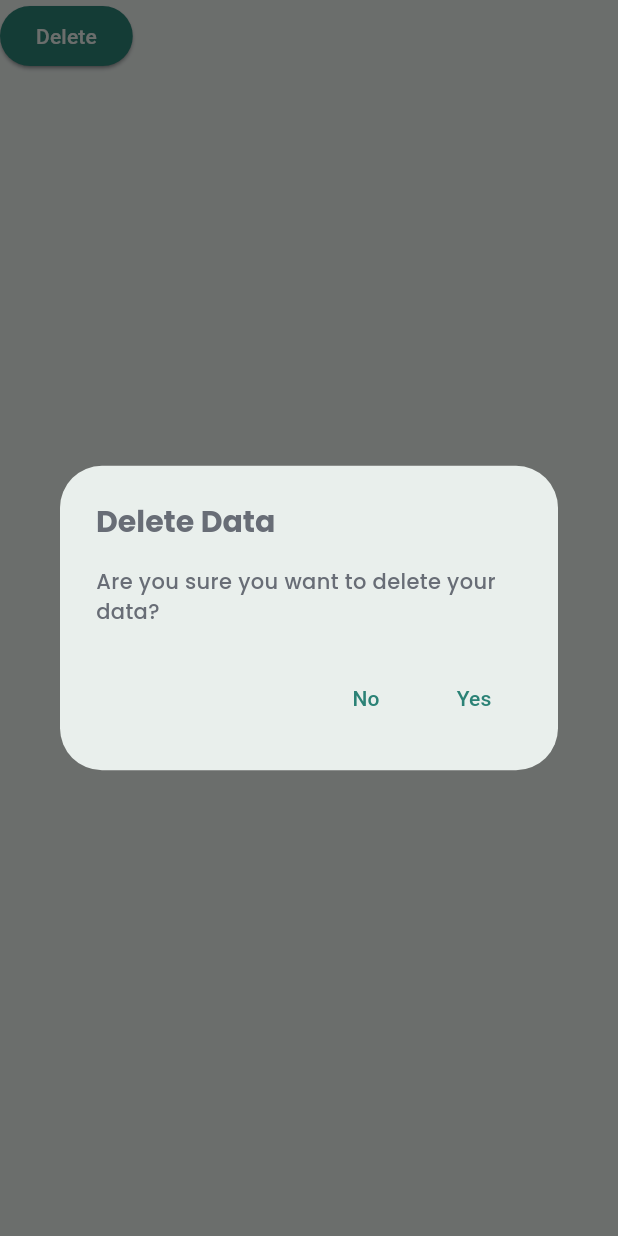
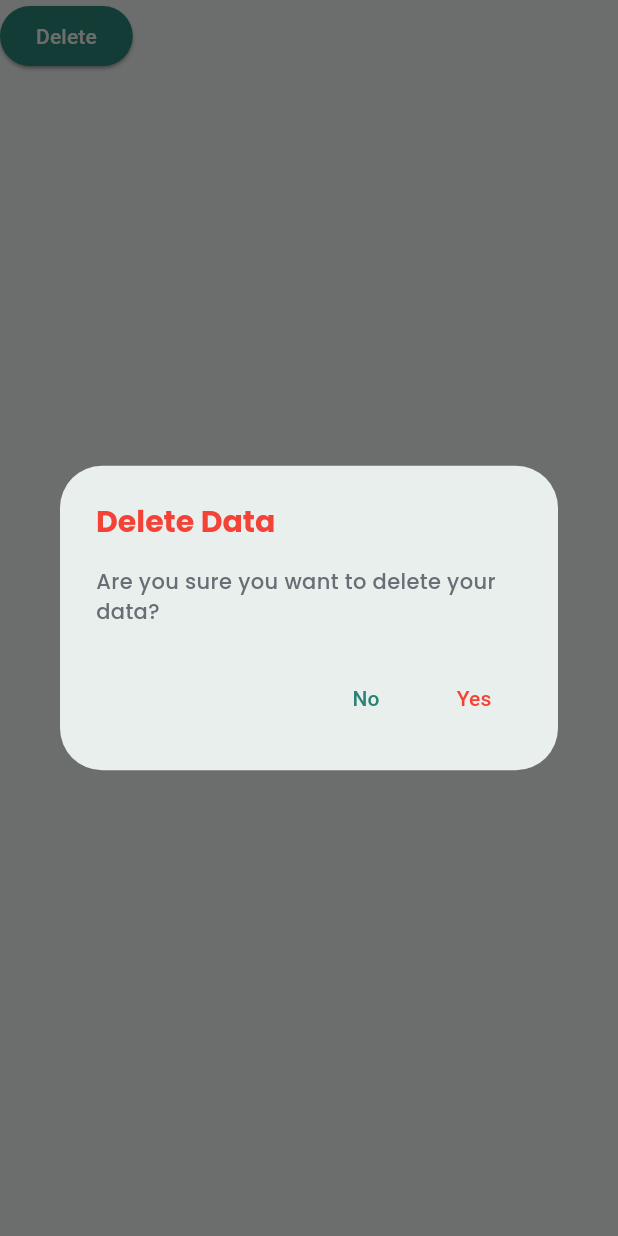
Before and after one commit to Mahbub-Hasan-Talukder/dokan-diary, a Flutter app: the DeleteWidget widget shown alone on an empty page, opened directly, after a tap on "Delete", on a phone screen of 412 x 824 dp. Run offline on Flutter 3.47's test engine with Material 3 defaults, Android fonts, the phone set to English and light mode, and no system bars; our stand-ins replace bloc, cloud_firestore, dartz, equatable, file_picker, firebase_core and 5 more; accounts and stored records are empty; generated files the repository leaves out were written again.

Commit message:
Enhance: work on some feedback

```diff
--- a/lib/features/backup/presentation/widgets/delete_data.dart
+++ b/lib/features/backup/presentation/widgets/delete_data.dart
@@ -24,7 +24,10 @@ class _DeleteWidgetState extends State<DeleteWidget> {
           context: context,
           builder: (context) {
             return AlertDialog(
-              title: const Text('Delete Data'),
+              title: const Text(
+                'Delete Data',
+                style: TextStyle(color: Colors.red),
+              ),
               content: const Text('Are you sure you want to delete your data?'),
               actions: [
                 TextButton(
@@ -39,7 +42,10 @@ class _DeleteWidgetState extends State<DeleteWidget> {
                     _itemCubit.fetchItems();
                     Navigator.of(context).pop();
                   },
-                  child: const Text('Yes'),
+                  child: const Text(
+                    'Yes',
+                    style: TextStyle(color: Colors.red),
+                  ),
                 ),
               ],
             );
--- a/lib/features/records/presentation/widgets/day_wise_records_view.dart
+++ b/lib/features/records/presentation/widgets/day_wise_records_view.dart
@@ -59,10 +59,14 @@ class _DayWiseRecordsViewState extends State<DayWiseRecordsView> {
       child: ListView.builder(
         itemCount: records.length,
         itemBuilder: (context, index) {
+          if (records[index].date == '' || records[index].date == null) {
+            return const SizedBox.shrink();
+          }
+          String date = records[index].date!;
           double totalSell = records[index].totalSell ?? 0;
           double totalPurchase = records[index].purchaseCost ?? 0;
-          String date = records[index].date ?? DateTime.now().toIso8601String();
           double percentage = records[index].percentage ?? 0;
+
           return ListTile(
             title: Text(
               DateTimeFormat.getPrettyDate(
--- a/lib/features/sell/data/data_source/sell_data_source_imp.dart
+++ b/lib/features/sell/data/data_source/sell_data_source_imp.dart
@@ -17,11 +17,12 @@ class SellDataSourceImp implements SellDataSource {
       // await _db!.rawDelete('DELETE FROM Sales;');
       // await _db!.rawDelete('DELETE FROM Items;');
       final result = await _db!.rawQuery('''
-        SELECT i.item_name, i.item_id, i.item_unit_price, s.sale_id, s.sale_date, s.quantity_sold, s.total_price
+        SELECT *
         FROM Sales s JOIN Items i
         ON s.item_id = i.item_id
         WHERE s.sale_date = ?;
       ''', [saleDate]);
+
       return result;
     }
     throw Exception('Database instance not created');
```
Also changed, not shown: lib/features/backup/data/data_source/local/sqLite_imp.dart (+1 -7 lines).
